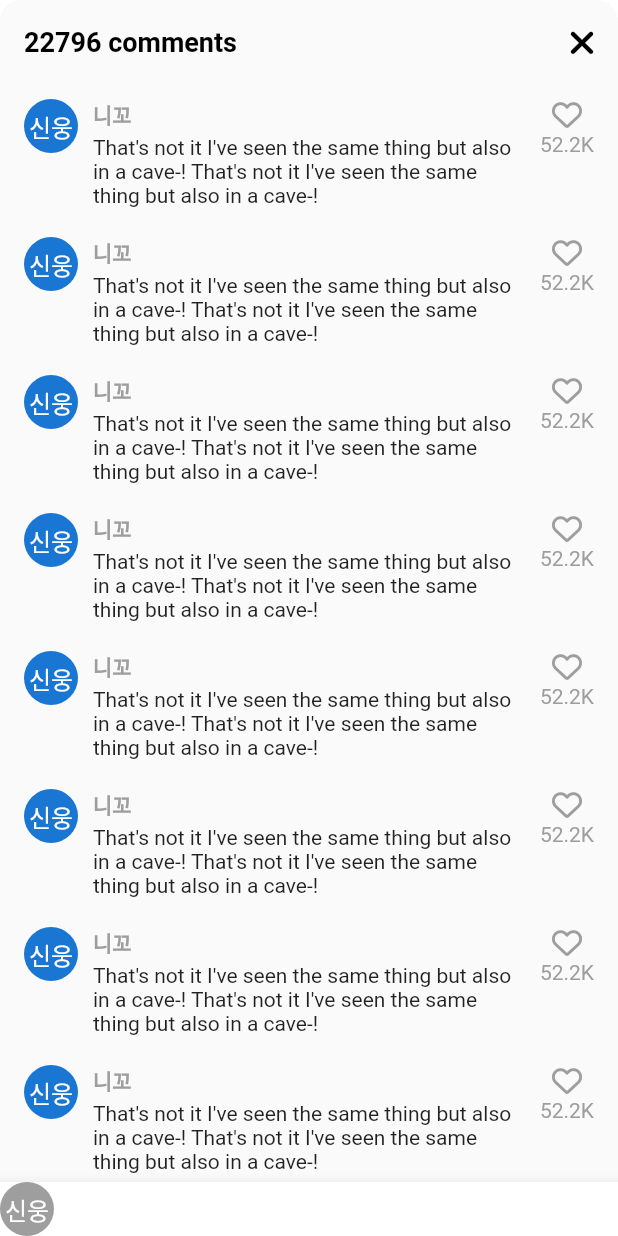
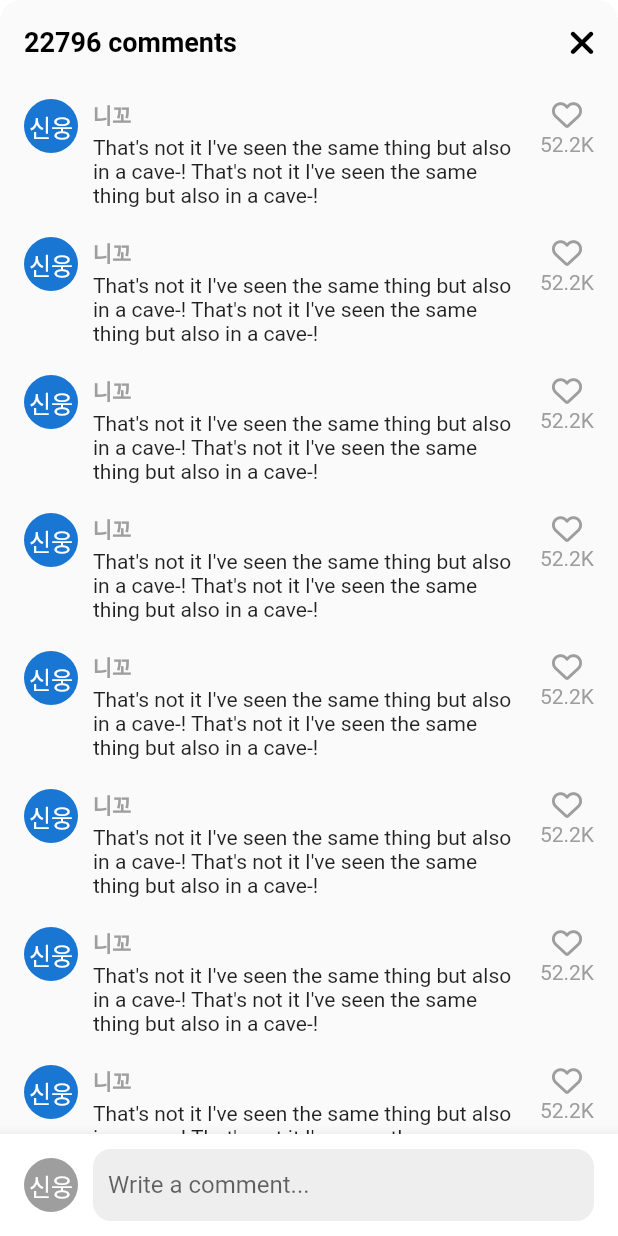
Before and after one commit to shinung-han/nomad_coders_tiktok_clone_review, a Flutter app: the VideoComments screen opened directly, on a phone screen of 412 x 824 dp. Run offline on Flutter 3.47's test engine with Material 2 defaults, Android fonts, the phone set to English and light mode, and no system bars; our stand-ins replace font_awesome_flutter, video_player, visibility_detector; network calls fail.

Commit message:
8.1 Comments

```diff
--- a/lib/features/main_navigation/main_navigation_screen.dart
+++ b/lib/features/main_navigation/main_navigation_screen.dart
@@ -41,6 +41,7 @@ class _MainNavigationScreenState extends State<MainNavigationScreen> {
   @override
   Widget build(BuildContext context) {
     return Scaffold(
+      resizeToAvoidBottomInset: false,
       backgroundColor: _selectIndex == 0 ? Colors.black : Colors.white,
       body: Stack(
         children: [
--- a/lib/features/videos/widgets/video_comments.dart
+++ b/lib/features/videos/widgets/video_comments.dart
@@ -17,8 +17,10 @@ class _VideoCommentsState extends State<VideoComments> {
 
   @override
   Widget build(BuildContext context) {
+    final size = MediaQuery.of(context).size;
     return Container(
       clipBehavior: Clip.hardEdge,
+      height: size.height * 0.70,
       decoration: BoxDecoration(
         borderRadius: BorderRadius.circular(Sizes.size14),
       ),
@@ -36,7 +38,9 @@ class _VideoCommentsState extends State<VideoComments> {
                 icon: const FaIcon(FontAwesomeIcons.xmark))
           ],
         ),
-        body: ListView.separated(
+        body: Stack(
+          children: [
+            ListView.separated(
               padding: const EdgeInsets.symmetric(
                 vertical: Sizes.size10,
                 horizontal: Sizes.size16,
@@ -91,8 +95,16 @@ class _VideoCommentsState extends State<VideoComments> {
                 );
               },
             ),
-        bottomNavigationBar: BottomAppBar(
+            Positioned(
+              bottom: 0,
+              width: size.width,
+              child: BottomAppBar(
                 color: Colors.white,
+                child: Padding(
+                  padding: const EdgeInsets.symmetric(
+                    horizontal: Sizes.size16,
+                    vertical: Sizes.size10,
+                  ),
                   child: Row(
                     children: [
                       CircleAvatar(
@@ -101,8 +113,32 @@ class _VideoCommentsState extends State<VideoComments> {
                         foregroundColor: Colors.white,
                         child: const Text('신웅'),
                       ),
+                      Gaps.h10,
+                      Expanded(
+                        child: TextField(
+                          cursorColor: Theme.of(context).primaryColor,
+                          decoration: InputDecoration(
+                              hintText: "Write a comment...",
+                              border: OutlineInputBorder(
+                                borderRadius: BorderRadius.circular(
+                                  Sizes.size12,
+                                ),
+                                borderSide: BorderSide.none,
+                              ),
+                              fillColor: Colors.grey.shade200,
+                              filled: true,
+                              contentPadding: const EdgeInsets.symmetric(
+                                vertical: Sizes.size12,
+                                horizontal: Sizes.size10,
+                              )),
+                        ),
+                      ),
                     ],
                   ),
+                ),
+              ),
+            )
+          ],
         ),
       ),
     );
--- a/lib/features/videos/widgets/video_post.dart
+++ b/lib/features/videos/widgets/video_post.dart
@@ -97,6 +97,7 @@ class _VideoPostState extends State<VideoPost>
     await showModalBottomSheet(
       context: context,
       backgroundColor: Colors.transparent,
+      isScrollControlled: true,
       builder: (context) {
         return const VideoComments();
       },
```
Also changed, not shown: 1 other file. Lines whose indentation alone changed are shown as unchanged.
